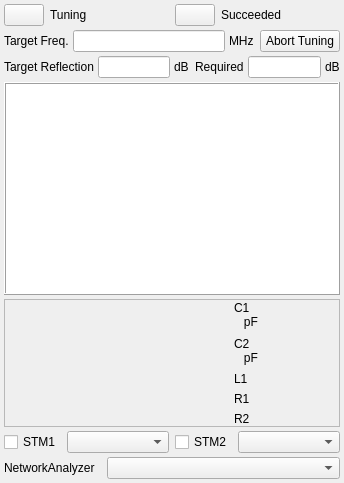
The window that modules/nmr/autolctunerform.ui (northriv/KAME) describes before a commit, drawn with Qt 5.
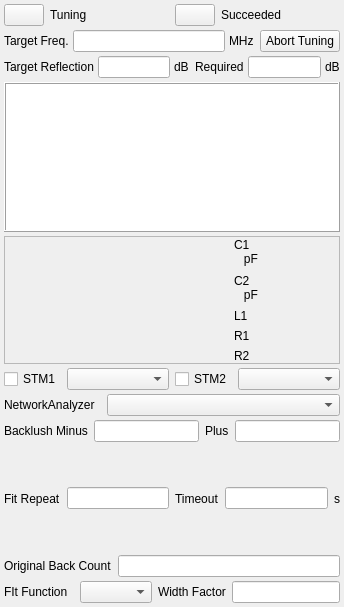
The same window after the commit. Icons and pictures are not drawn.

Diff of the .ui file:
```diff
--- a/modules/nmr/autolctunerform.ui
+++ b/modules/nmr/autolctunerform.ui
@@ -7,7 +7,7 @@
     <x>0</x>
     <y>0</y>
     <width>344</width>
-    <height>483</height>
+    <height>607</height>
    </rect>
   </property>
   <property name="windowTitle">
@@ -263,6 +263,12 @@
         <height>150</height>
        </size>
       </property>
+      <property name="maximumSize">
+       <size>
+        <width>16777215</width>
+        <height>150</height>
+       </size>
+      </property>
       <property name="font">
        <font>
         <pointsize>9</pointsize>
@@ -547,6 +553,146 @@
       </item>
      </layout>
     </item>
+    <item>
+     <layout class="QHBoxLayout" name="horizontalLayout_13">
+      <property name="sizeConstraint">
+       <enum>QLayout::SetDefaultConstraint</enum>
+      </property>
+      <item>
+       <layout class="QHBoxLayout" name="horizontalLayout_18">
+        <item>
+         <widget class="QLabel" name="label_2">
+          <property name="text">
+           <string>Backlush Minus</string>
+          </property>
+         </widget>
+        </item>
+        <item>
+         <widget class="QLineEdit" name="m_edBacklushMinusTh">
+          <property name="sizePolicy">
+           <sizepolicy hsizetype="Preferred" vsizetype="Fixed">
+            <horstretch>0</horstretch>
+            <verstretch>0</verstretch>
+           </sizepolicy>
+          </property>
+         </widget>
+        </item>
+       </layout>
+      </item>
+      <item>
+       <layout class="QHBoxLayout" name="horizontalLayout_19">
+        <item>
+         <widget class="QLabel" name="label_3">
+          <property name="text">
+           <string>Plus</string>
+          </property>
+         </widget>
+        </item>
+        <item>
+         <widget class="QLineEdit" name="m_edBacklushPlusTh"/>
+        </item>
+       </layout>
+      </item>
+     </layout>
+    </item>
+    <item>
+     <layout class="QHBoxLayout" name="horizontalLayout_20">
+      <item>
+       <layout class="QHBoxLayout" name="horizontalLayout_30">
+        <item>
+         <widget class="QLabel" name="label_4">
+          <property name="text">
+           <string>Fit Repeat</string>
+          </property>
+         </widget>
+        </item>
+        <item>
+         <widget class="QLineEdit" name="m_edFitRepeat"/>
+        </item>
+       </layout>
+      </item>
+      <item>
+       <layout class="QHBoxLayout" name="horizontalLayout_29">
+        <item>
+         <widget class="QLabel" name="label_5">
+          <property name="text">
+           <string>Timeout</string>
+          </property>
+         </widget>
+        </item>
+        <item>
+         <widget class="QLineEdit" name="m_edTimeMax"/>
+        </item>
+        <item>
+         <widget class="QLabel" name="label_6">
+          <property name="text">
+           <string>s</string>
+          </property>
+         </widget>
+        </item>
+       </layout>
+      </item>
+     </layout>
+    </item>
+    <item>
+     <layout class="QHBoxLayout" name="horizontalLayout_31">
+      <item>
+       <widget class="QLabel" name="label_7">
+        <property name="text">
+         <string>Original Back Count</string>
+        </property>
+       </widget>
+      </item>
+      <item>
+       <widget class="QLineEdit" name="m_edOrigBackMax"/>
+      </item>
+     </layout>
+    </item>
+    <item>
+     <layout class="QHBoxLayout" name="horizontalLayout_14">
+      <item>
+       <layout class="QHBoxLayout" name="horizontalLayout_15">
+        <property name="sizeConstraint">
+         <enum>QLayout::SetFixedSize</enum>
+        </property>
+        <item>
+         <widget class="QLabel" name="label_8">
+          <property name="text">
+           <string>FIt Function</string>
+          </property>
+         </widget>
+        </item>
+        <item>
+         <widget class="QComboBox" name="m_cmbFitFunc"/>
+        </item>
+       </layout>
+      </item>
+      <item>
+       <layout class="QHBoxLayout" name="horizontalLayout_16">
+        <property name="sizeConstraint">
+         <enum>QLayout::SetFixedSize</enum>
+        </property>
+        <item>
+         <widget class="QLabel" name="label_9">
+          <property name="text">
+           <string>Width Factor</string>
+          </property>
+         </widget>
+        </item>
+        <item>
+         <widget class="QLineEdit" name="m_edWidthFactor">
+          <property name="sizePolicy">
+           <sizepolicy hsizetype="Fixed" vsizetype="Fixed">
+            <horstretch>0</horstretch>
+            <verstretch>0</verstretch>
+           </sizepolicy>
+          </property>
+         </widget>
+        </item>
+       </layout>
+      </item>
+     </layout>
+    </item>
    </layout>
   </widget>
  </widget>
```
